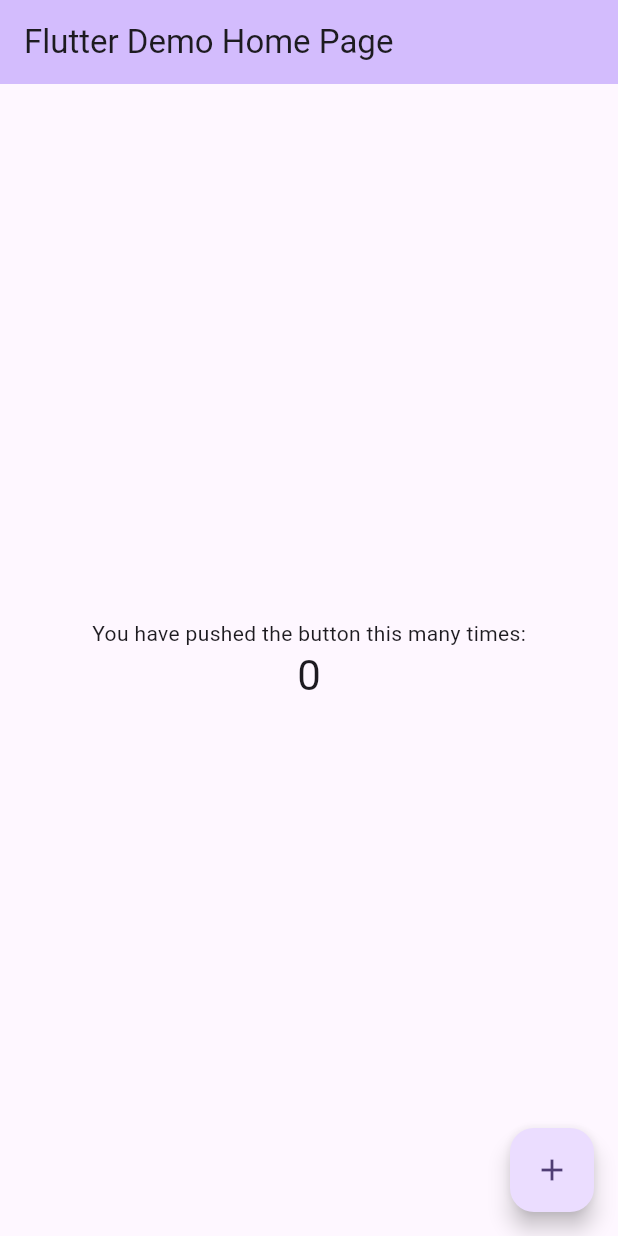
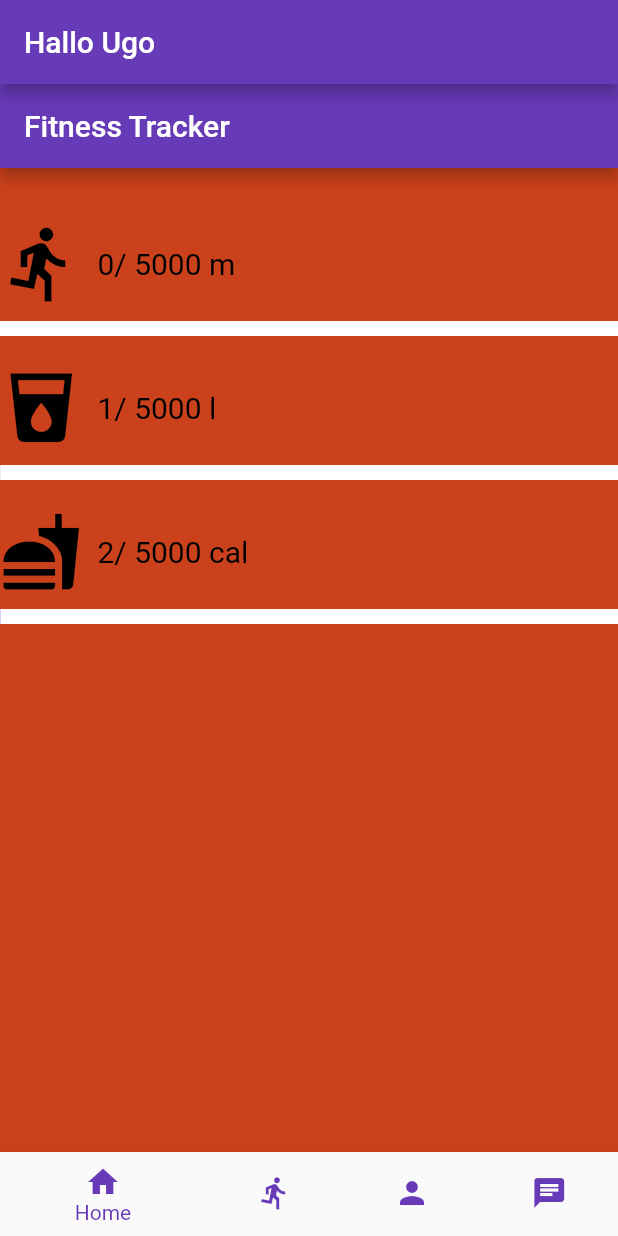
Before and after one commit to UgoMango/BenKevinUgo, a Flutter app: the screen it shows after launch, on a phone screen of 412 x 824 dp. Run offline on Flutter 3.47's test engine with Material 2 defaults, Android fonts, the phone set to English and light mode, and no system bars.

Commit message:
Class FitnessPage created

```diff
--- a/lib/main.dart
+++ b/lib/main.dart
@@ -1,125 +1,281 @@
+// ignore_for_file: library_private_types_in_public_api
+
 import 'package:flutter/material.dart';
 
 void main() {
-  runApp(const MyApp());
+  runApp(MaterialApp(initialRoute: "/main", routes: {
+    "/main": (context) => const MyApp(),
+    "/fitness": (context) => const FitnessPage(),
+    "/profile": (context) => const ProfilePage(),
+    "/chat": (context) => const ChatPage(),
+  }));
 }
 
 class MyApp extends StatelessWidget {
-  const MyApp({super.key});
+  const MyApp({Key? key}) : super(key: key);
 
-  // This widget is the root of your application.
   @override
   Widget build(BuildContext context) {
     return MaterialApp(
       title: 'Stay Healthy',
       theme: ThemeData(
-        // This is the theme of your application.
-        //
-        // TRY THIS: Try running your application with "flutter run". You'll see
-        // the application has a blue toolbar. Then, without quitting the app,
-        // try changing the seedColor in the colorScheme below to Colors.green
-        // and then invoke "hot reload" (save your changes or press the "hot
-        // reload" button in a Flutter-supported IDE, or press "r" if you used
-        // the command line to start the app).
-        //
-        // Notice that the counter didn't reset back to zero; the application
-        // state is not lost during the reload. To reset the state, use hot
-        // restart instead.
-        //
-        // This works for code too, not just values: Most code changes can be
-        // tested with just a hot reload.
-        colorScheme: ColorScheme.fromSeed(seedColor: Colors.deepPurple),
-        useMaterial3: true,
+        colorScheme: ColorScheme.fromSwatch(primarySwatch: Colors.deepPurple),
+        scaffoldBackgroundColor: const Color(0xFFCA411B),
       ),
-      home: const MyHomePage(title: 'Flutter Demo Home Page'),
+      home: const MyHomePage(title: "Hallo Ugo"),
     );
   }
 }
 
 class MyHomePage extends StatefulWidget {
-  const MyHomePage({super.key, required this.title});
-
-  // This widget is the home page of your application. It is stateful, meaning
-  // that it has a State object (defined below) that contains fields that affect
-  // how it looks.
-
-  // This class is the configuration for the state. It holds the values (in this
-  // case the title) provided by the parent (in this case the App widget) and
-  // used by the build method of the State. Fields in a Widget subclass are
-  // always marked "final".
-
+  const MyHomePage({Key? key, required this.title}) : super(key: key);
   final String title;
 
   @override
-  State<MyHomePage> createState() => _MyHomePageState();
+  _MyHomePageState createState() => _MyHomePageState();
 }
 
 class _MyHomePageState extends State<MyHomePage> {
-  int _counter = 0;
+  int _selectedIndex = 0;
 
-  void _incrementCounter() {
+  static final List<Widget> _widgetOptions = <Widget>[
+    const FitnessTracker(index: 0),
+    const FitnessPage(),
+    const ProfilePage(),
+    const ChatPage(),
+  ];
+
+  void _onItemTapped(int index) {
     setState(() {
-      // This call to setState tells the Flutter framework that something has
-      // changed in this State, which causes it to rerun the build method below
-      // so that the display can reflect the updated values. If we changed
-      // _counter without calling setState(), then the build method would not be
-      // called again, and so nothing would appear to happen.
-      _counter++;
+      _selectedIndex = index;
     });
   }
 
   @override
   Widget build(BuildContext context) {
-    // This method is rerun every time setState is called, for instance as done
-    // by the _incrementCounter method above.
-    //
-    // The Flutter framework has been optimized to make rerunning build methods
-    // fast, so that you can just rebuild anything that needs updating rather
-    // than having to individually change instances of widgets.
     return Scaffold(
       appBar: AppBar(
-        // TRY THIS: Try changing the color here to a specific color (to
-        // Colors.amber, perhaps?) and trigger a hot reload to see the AppBar
-        // change color while the other colors stay the same.
-        backgroundColor: Theme.of(context).colorScheme.inversePrimary,
-        // Here we take the value from the MyHomePage object that was created by
-        // the App.build method, and use it to set our appbar title.
         title: Text(widget.title),
       ),
       body: Center(
-        // Center is a layout widget. It takes a single child and positions it
-        // in the middle of the parent.
+        child: _widgetOptions.elementAt(_selectedIndex),
+      ),
+      bottomNavigationBar: BottomNavigationBar(
+        items: const <BottomNavigationBarItem>[
+          BottomNavigationBarItem(
+            icon: Icon(Icons.home),
+            label: 'Home',
+          ),
+          BottomNavigationBarItem(
+            icon: Icon(Icons.directions_run),
+            label: 'Fitness',
+          ),
+          BottomNavigationBarItem(
+            icon: Icon(Icons.person),
+            label: 'Profile',
+          ),
+          BottomNavigationBarItem(
+            icon: Icon(Icons.chat),
+            label: 'Chat',
+          ),
+        ],
+        currentIndex: _selectedIndex,
+        selectedItemColor: Colors.deepPurple,
+        unselectedItemColor: Colors.deepPurple,
+        onTap: _onItemTapped,
+      ),
+    );
+  }
+}
+
+class FitnessTracker extends StatefulWidget {
+  final int index;
+  const FitnessTracker({
+    Key? key,
+    required this.index,
+  }) : super(key: key);
+
+  @override
+  State<FitnessTracker> createState() => _FitnessTrackerState();
+}
+
+class _FitnessTrackerState extends State<FitnessTracker> {
+  List<int> counters = [0, 0, 0];
+
+  void _incrementCounter(int i) {
+    setState(() {
+      i = 0;
+      counters[i]++;
+    });
+  }
+
+  @override
+  Widget build(BuildContext context) {
+    const text = Text("Fitness Tracker");
+    return Scaffold(
+      appBar: AppBar(
+        title: text,
+      ),
+      body: Padding(
+        padding: const EdgeInsets.symmetric(horizontal: 0, vertical: 36),
         child: Column(
-          // Column is also a layout widget. It takes a list of children and
-          // arranges them vertically. By default, it sizes itself to fit its
-          // children horizontally, and tries to be as tall as its parent.
-          //
-          // Column has various properties to control how it sizes itself and
-          // how it positions its children. Here we use mainAxisAlignment to
-          // center the children vertically; the main axis here is the vertical
-          // axis because Columns are vertical (the cross axis would be
-          // horizontal).
-          //
-          // TRY THIS: Invoke "debug painting" (choose the "Toggle Debug Paint"
-          // action in the IDE, or press "p" in the console), to see the
-          // wireframe for each widget.
-          mainAxisAlignment: MainAxisAlignment.center,
-          children: <Widget>[
-            const Text(
-              'You have pushed the button this many times:',
+          children: [
+            TrackingElement(
+              color: const Color.fromARGB(255, 222, 237, 11),
+              iconData: Icons.directions_run,
+              unit: 'm',
+              onTap: () {
+                _incrementCounter(0);
+              },
+              counter: (0),
             ),
-            Text(
-              '$_counter',
-              style: Theme.of(context).textTheme.headlineMedium,
+            const SizedBox(height: 20),
+            TrackingElement(
+              color: const Color.fromARGB(255, 17, 50, 234),
+              iconData: Icons.local_drink,
+              unit: 'l',
+              onTap: () {
+                _incrementCounter(0);
+              },
+              counter: (1),
+            ),
+            const SizedBox(height: 20),
+            TrackingElement(
+              color: const Color.fromARGB(255, 9, 240, 79),
+              iconData: Icons.fastfood,
+              unit: 'cal',
+              onTap: () {
+                _incrementCounter(2);
+              },
+              counter: (2),
             ),
           ],
         ),
       ),
-      floatingActionButton: FloatingActionButton(
-        onPressed: _incrementCounter,
-        tooltip: 'Increment',
-        child: const Icon(Icons.add),
-      ), // This trailing comma makes auto-formatting nicer for build methods.
     );
   }
 }
+
+class TrackingElement extends StatelessWidget {
+  final Color color;
+  final IconData iconData;
+  final String unit;
+  final VoidCallback onTap;
+  final int counter;
+
+  const TrackingElement({
+    Key? key,
+    required this.color,
+    required this.iconData,
+    required this.unit,
+    required this.onTap,
+    required this.counter,
+  }) : super(key: key);
+
+  @override
+  Widget build(BuildContext context) {
+    return InkWell(
+      onTap: onTap,
+      child: Column(
+        children: <Widget>[
+          Padding(
+            padding: const EdgeInsets.only(bottom: 11),
+            child: Row(
+              children: <Widget>[
+                Icon(
+                  iconData,
+                  color: Colors.black,
+                  size: 55,
+                ),
+                const SizedBox(width: 10),
+                Text(
+                  '$counter/ 5000 $unit',
+                  style: const TextStyle(color: Colors.black, fontSize: 20),
+                ),
+              ],
+            ),
+          ),
+          LinearProgressIndicator(
+            value: counter / 5000,
+            backgroundColor: Colors.white,
+            minHeight: 10.0,
+          ),
+        ],
+      ),
+    );
+  }
+}
+
+class FitnessPage extends StatelessWidget {
+  const FitnessPage({super.key});
+
+  @override
+  Widget build(BuildContext context) {
+    return Scaffold(
+      appBar: AppBar(
+        title: const Text("Fitness Videos"),
+      ),
+      body: const Center(
+        child: Column(
+          mainAxisAlignment: MainAxisAlignment.center,
+          children: <Widget>[
+            Text(
+              'Fitness Videos anzeigen und an Live-Kursen teilnehmen',
+              textAlign: TextAlign.center,
+              style: TextStyle(fontSize: 24),
+            ),
+          ],
+        ),
+      ),
+    );
+  }
+}
+
+class ProfilePage extends StatelessWidget {
+  const ProfilePage({super.key});
+
+  @override
+  Widget build(BuildContext context) {
+    return Scaffold(
+      appBar: AppBar(
+        title: const Text("Profil"),
+      ),
+      body: const Padding(
+        padding: EdgeInsets.symmetric(horizontal: 16, vertical: 36),
+        child: Column(
+          mainAxisAlignment: MainAxisAlignment.center,
+          children: <Widget>[
+            Text(
+              'Profil erstellen, Profilbild hochladen oder mit der Kamera aufnehmen.',
+              textAlign: TextAlign.center,
+            ),
+          ],
+        ),
+      ),
+    );
+  }
+}
+
+class ChatPage extends StatelessWidget {
+  const ChatPage({super.key});
+
+  @override
+  Widget build(BuildContext context) {
+    return Scaffold(
+      appBar: AppBar(
+        title: const Text("Chat"),
+      ),
+      body: const Center(
+        child: Column(
+          mainAxisAlignment: MainAxisAlignment.center,
+          children: <Widget>[
+            Text(
+              'Chat-Raum',
+              textAlign: TextAlign.center,
+            ),
+          ],
+        ),
+      ),
+    );
+  }
+}
```
Also changed, not shown: pubspec.lock, 4 other files.
